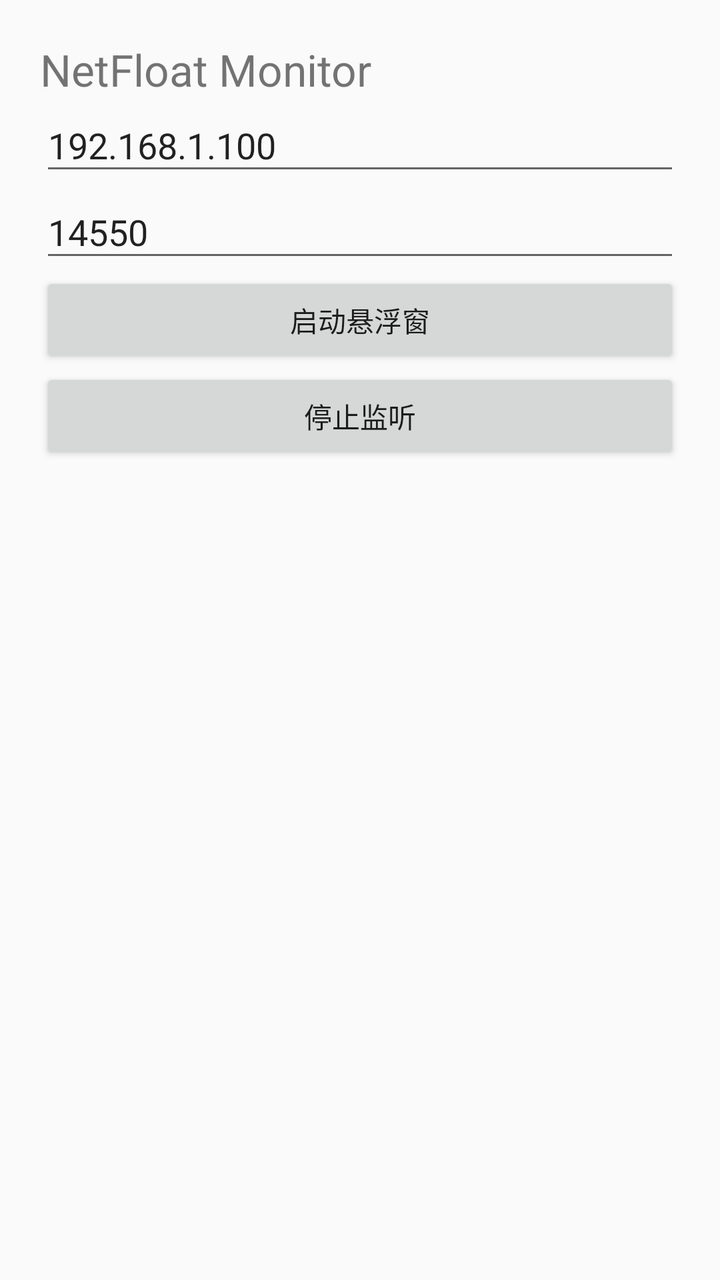
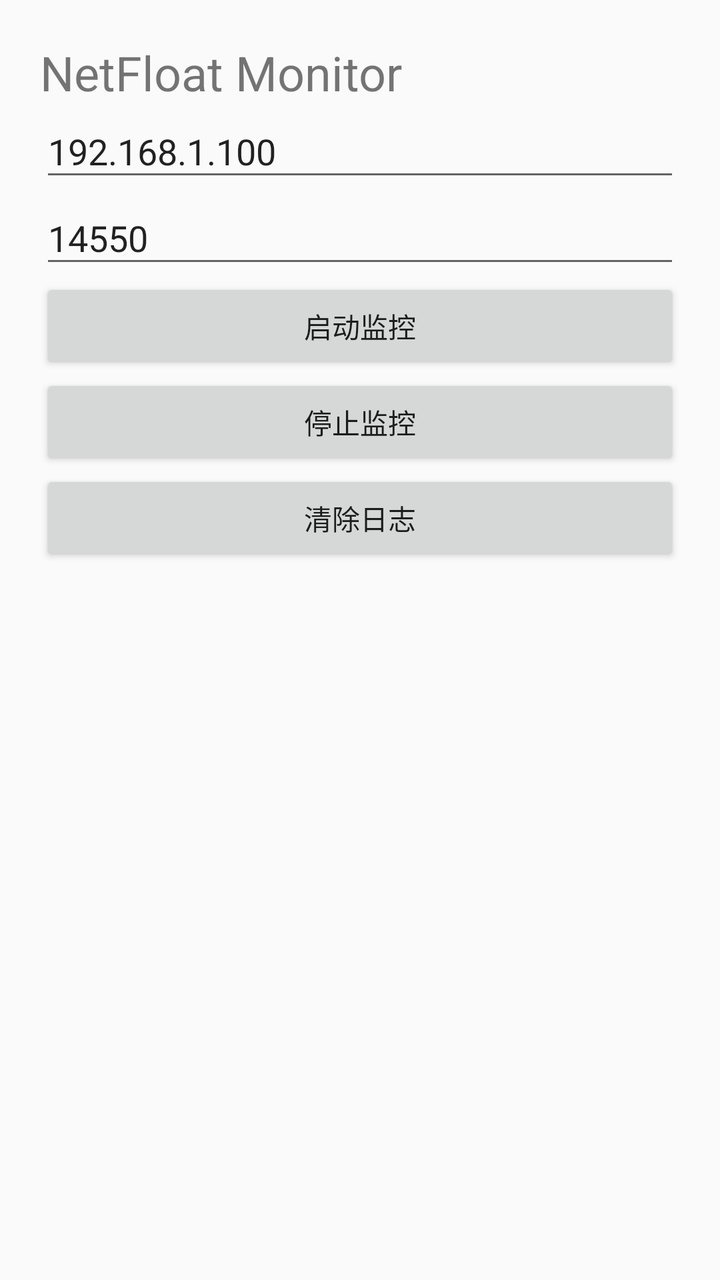

Compare the two renders of this Android layout. The source of the first and the diff that turns it into the second are given below.
<!-- AndroidManifest.xml: application theme AppTheme -->
<!-- res/layout/activity_main.xml -->
<?xml version="1.0" encoding="utf-8"?>
<LinearLayout xmlns:android="http://schemas.android.com/apk/res/android"

    android:layout_width="match_parent"

    android:layout_height="match_parent"

    android:orientation="vertical"

    android:padding="20dp">


    <TextView

        android:layout_width="wrap_content"

        android:layout_height="wrap_content"

        android:text="NetFloat Monitor"

        android:textSize="22sp"/>



    <EditText

        android:id="@+id/editIp"

        android:layout_width="match_parent"

        android:layout_height="wrap_content"

        android:hint="目标IP地址"

        android:inputType="text"

        android:text="192.168.1.100"/>



    <EditText

        android:id="@+id/editPort"

        android:layout_width="match_parent"

        android:layout_height="wrap_content"

        android:hint="UDP端口"

        android:inputType="number"

        android:text="14550"/>



    <Button

        android:id="@+id/startBtn"

        android:layout_width="match_parent"

        android:layout_height="wrap_content"

        android:text="启动悬浮窗"/>



    <Button

        android:id="@+id/stopBtn"

        android:layout_width="match_parent"

        android:layout_height="wrap_content"

        android:text="停止监听"/>


</LinearLayout>
<!-- resources referenced by this layout -->
<resources>
  <style name="AppTheme" parent="Theme.AppCompat.Light.NoActionBar">
  
  </style>
</resources>

<!-- the commit's change to res/layout/activity_main.xml (unified diff, before → after) -->
@@ -1,80 +1,104 @@
 <?xml version="1.0" encoding="utf-8"?>
-<LinearLayout xmlns:android="http://schemas.android.com/apk/res/android"
+<LinearLayout
 
-    android:layout_width="match_parent"
+xmlns:android="http://schemas.android.com/apk/res/android"
 
-    android:layout_height="match_parent"
+android:layout_width="match_parent"
 
-    android:orientation="vertical"
+android:layout_height="match_parent"
 
-    android:padding="20dp">
+android:orientation="vertical"
+
+android:padding="20dp">
 
 
-    <TextView
+<TextView
 
-        android:layout_width="wrap_content"
+android:layout_width="wrap_content"
 
-        android:layout_height="wrap_content"
+android:layout_height="wrap_content"
 
-        android:text="NetFloat Monitor"
+android:text="NetFloat Monitor"
 
-        android:textSize="22sp"/>
+android:textSize="24sp"/>
 
 
 
-    <EditText
+<EditText
 
-        android:id="@+id/editIp"
+android:id="@+id/editIp"
 
-        android:layout_width="match_parent"
+android:layout_width="match_parent"
 
-        android:layout_height="wrap_content"
+android:layout_height="wrap_content"
 
-        android:hint="目标IP地址"
+android:hint="目标IP"
 
-        android:inputType="text"
-
-        android:text="192.168.1.100"/>
+android:text="192.168.1.100"/>
 
 
 
-    <EditText
+<EditText
 
-        android:id="@+id/editPort"
+android:id="@+id/editPort"
 
-        android:layout_width="match_parent"
+android:layout_width="match_parent"
 
-        android:layout_height="wrap_content"
+android:layout_height="wrap_content"
 
-        android:hint="UDP端口"
+android:hint="UDP端口"
 
-        android:inputType="number"
+android:inputType="number"
 
-        android:text="14550"/>
+android:text="14550"/>
 
 
 
-    <Button
+<Button
 
-        android:id="@+id/startBtn"
+android:id="@+id/startBtn"
 
-        android:layout_width="match_parent"
+android:layout_width="match_parent"
 
-        android:layout_height="wrap_content"
+android:layout_height="wrap_content"
 
-        android:text="启动悬浮窗"/>
+android:text="启动监控"/>
 
 
 
-    <Button
+<Button
 
-        android:id="@+id/stopBtn"
+android:id="@+id/stopBtn"
 
-        android:layout_width="match_parent"
+android:layout_width="match_parent"
 
-        android:layout_height="wrap_content"
+android:layout_height="wrap_content"
 
-        android:text="停止监听"/>
+android:text="停止监控"/>
+
+
+
+<Button
+
+android:id="@+id/clearBtn"
+
+android:layout_width="match_parent"
+
+android:layout_height="wrap_content"
+
+android:text="清除日志"/>
+
+
+
+<TextView
+
+android:id="@+id/logPath"
+
+android:layout_width="match_parent"
+
+android:layout_height="wrap_content"
+
+android:textSize="12sp"/>
 
 
 </LinearLayout>
